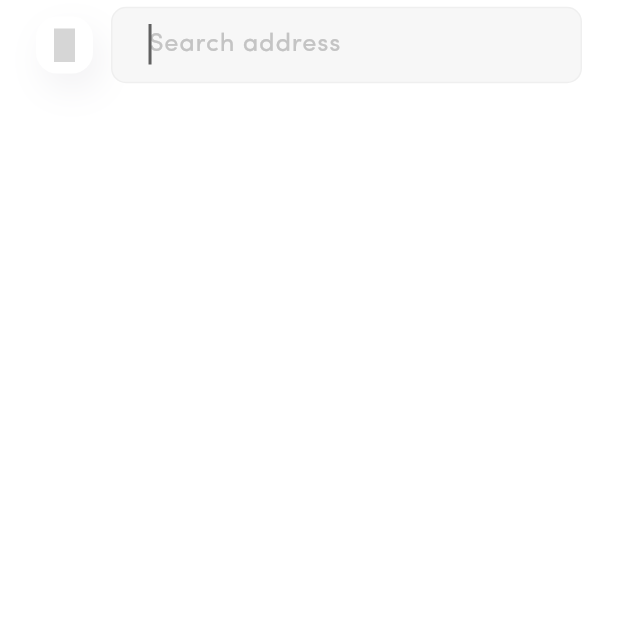
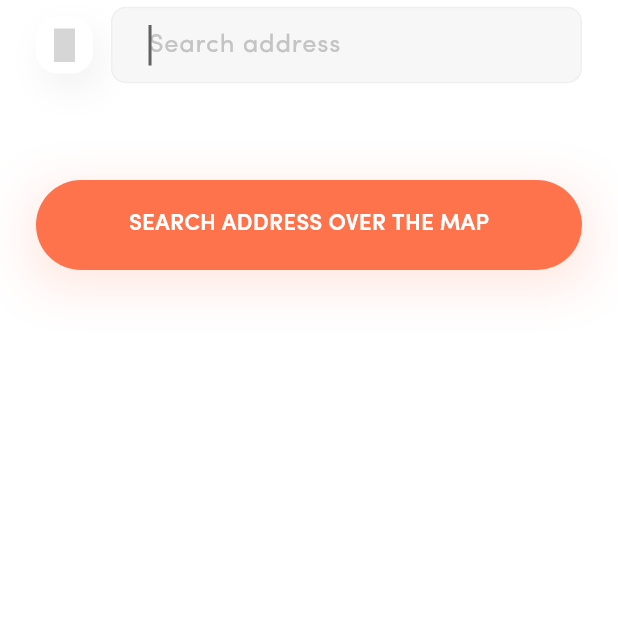
Before and after one commit to joseperu2503/flutter_fooddash, a Flutter app: the SearchAddressScreen screen opened by its route, on a phone screen of 412 x 824 dp, the top half of it. Run offline on Flutter 3.47's test engine with Material 3 defaults, Android fonts, the light colour scheme and no system bars; our stand-ins replace dio, flutter_advanced_drawer, flutter_dotenv, flutter_riverpod, flutter_svg, geolocator and 3 more; accounts and stored records are empty; network calls fail; grey boxes are pictures that could not be loaded.

Commit message:
search address screen

```diff
--- a/lib/features/address/providers/address_provider.dart
+++ b/lib/features/address/providers/address_provider.dart
@@ -5,7 +5,7 @@ import 'package:delivery_app/features/core/models/service_exception.dart';
 import 'package:delivery_app/features/core/services/snackbar_service.dart';
 import 'package:flutter_riverpod/flutter_riverpod.dart';
 
-final searchProvider =
+final searchAddressProvider =
     StateNotifierProvider<SearchNotifier, SearchState>((ref) {
   return SearchNotifier(ref);
 });
--- a/lib/features/address/screens/search_address_screen.dart
+++ b/lib/features/address/screens/search_address_screen.dart
@@ -2,6 +2,7 @@ import 'package:delivery_app/config/constants/app_colors.dart';
 import 'package:delivery_app/features/address/providers/address_provider.dart';
 import 'package:delivery_app/features/address/widgets/input_search_address.dart';
 import 'package:delivery_app/features/shared/widgets/back_button.dart';
+import 'package:delivery_app/features/shared/widgets/custom_button.dart';
 import 'package:flutter/material.dart';
 import 'package:flutter_riverpod/flutter_riverpod.dart';
 
@@ -16,8 +17,31 @@ class SearchAddressScreen extends ConsumerStatefulWidget {
 
 class SearchAddressScreenState extends ConsumerState<SearchAddressScreen> {
   @override
+  void initState() {
+    super.initState();
+    Future.microtask(() {
+      ref.invalidate(searchAddressProvider);
+      _focusNode.requestFocus();
+    });
+  }
+
+  @override
+  void deactivate() {
+    ref.invalidate(searchAddressProvider);
+    super.deactivate();
+  }
+
+  @override
+  void dispose() {
+    _focusNode.dispose();
+    super.dispose();
+  }
+
+  final FocusNode _focusNode = FocusNode();
+
+  @override
   Widget build(BuildContext context) {
-    final searchAddressState = ref.watch(searchProvider);
+    final searchAddressState = ref.watch(searchAddressProvider);
     final showResults = searchAddressState.addressResults.isNotEmpty;
     final noResults = !searchAddressState.loadingAddresses &&
         searchAddressState.addressResults.isEmpty &&
@@ -42,8 +66,11 @@ class SearchAddressScreenState extends ConsumerState<SearchAddressScreen> {
                   child: InputSearchAddress(
                     value: searchAddressState.search,
                     onChanged: (value) {
-                      ref.read(searchProvider.notifier).changeSearch(value);
+                      ref
+                          .read(searchAddressProvider.notifier)
+                          .changeSearch(value);
                     },
+                    focusNode: _focusNode,
                   ),
                 ),
               ],
@@ -112,7 +139,7 @@ class SearchAddressScreenState extends ConsumerState<SearchAddressScreen> {
                                 ),
                                 Text(
                                   result.properties.placeFormatted,
-                                  style: TextStyle(
+                                  style: const TextStyle(
                                     fontSize: 14,
                                     fontWeight: FontWeight.w500,
                                     color: AppColors.label,
@@ -142,13 +169,12 @@ class SearchAddressScreenState extends ConsumerState<SearchAddressScreen> {
               ),
             ),
           if (noResults)
-            const SliverFillRemaining(
-              hasScrollBody: false,
+            const SliverToBoxAdapter(
               child: Column(
                 mainAxisAlignment: MainAxisAlignment.start,
                 children: [
                   SizedBox(
-                    height: 80,
+                    height: 40,
                   ),
                   Icon(
                     Icons.search,
@@ -168,9 +194,27 @@ class SearchAddressScreenState extends ConsumerState<SearchAddressScreen> {
                       leadingDistribution: TextLeadingDistribution.even,
                     ),
                   ),
+                  SizedBox(
+                    height: 40,
+                  ),
                 ],
               ),
             ),
+          SliverToBoxAdapter(
+            child: Padding(
+              padding: const EdgeInsets.only(
+                left: 24,
+                right: 24,
+                top: 20,
+                bottom: 40,
+              ),
+              child: CustomButton(
+                width: double.infinity,
+                onPressed: () {},
+                text: 'SEARCH ADDRESS OVER THE MAP',
+              ),
+            ),
+          )
         ],
       ),
     );
--- a/lib/features/address/widgets/input_search_address.dart
+++ b/lib/features/address/widgets/input_search_address.dart
@@ -1,15 +1,18 @@
 import 'package:delivery_app/config/constants/app_colors.dart';
 import 'package:flutter/material.dart';
+import 'package:flutter_svg/flutter_svg.dart';
 
 class InputSearchAddress extends StatefulWidget {
   const InputSearchAddress({
     super.key,
     required this.value,
     required this.onChanged,
+    required this.focusNode,
   });
 
   final String value;
   final void Function(String value) onChanged;
+  final FocusNode focusNode;
 
   @override
   State<InputSearchAddress> createState() => _InputSearchAddressState();
@@ -19,21 +22,13 @@ class _InputSearchAddressState extends State<InputSearchAddress> {
   final TextEditingController controller = TextEditingController();
 
   @override
-  void initState() {
-    super.initState();
-  }
-
-  @override
-  void dispose() {
-    super.dispose();
-  }
-
-  @override
   Widget build(BuildContext context) {
     controller.value = controller.value.copyWith(
       text: widget.value,
       selection: TextSelection.collapsed(
-        offset: controller.selection.end,
+        offset: controller.selection.end > widget.value.length
+            ? widget.value.length
+            : controller.selection.end,
       ),
     );
 
@@ -46,6 +41,9 @@ class _InputSearchAddressState extends State<InputSearchAddress> {
           color: const Color(0xffEFEFEF),
         ),
       ),
+      child: Row(
+        children: [
+          Expanded(
             child: TextFormField(
               decoration: const InputDecoration(
                 border: OutlineInputBorder(borderSide: BorderSide.none),
@@ -65,11 +63,29 @@ class _InputSearchAddressState extends State<InputSearchAddress> {
                 fontWeight: FontWeight.w400,
                 color: AppColors.input,
               ),
-        autofocus: true,
               controller: controller,
               onChanged: (value) {
                 widget.onChanged(value);
               },
+              focusNode: widget.focusNode,
+            ),
+          ),
+          if (widget.value.isNotEmpty)
+            Container(
+              margin: const EdgeInsets.only(right: 10),
+              height: 30,
+              width: 30,
+              child: IconButton(
+                padding: EdgeInsetsDirectional.zero,
+                onPressed: () {
+                  widget.onChanged('');
+                },
+                icon: SvgPicture.asset(
+                  'assets/icons/close.svg',
+                ),
+              ),
+            ),
+        ],
       ),
     );
   }
```
Also changed, not shown: lib/features/dashboard/screens/dashboard_screen.dart (+7 -2 lines). Lines whose indentation alone changed are shown as unchanged.
